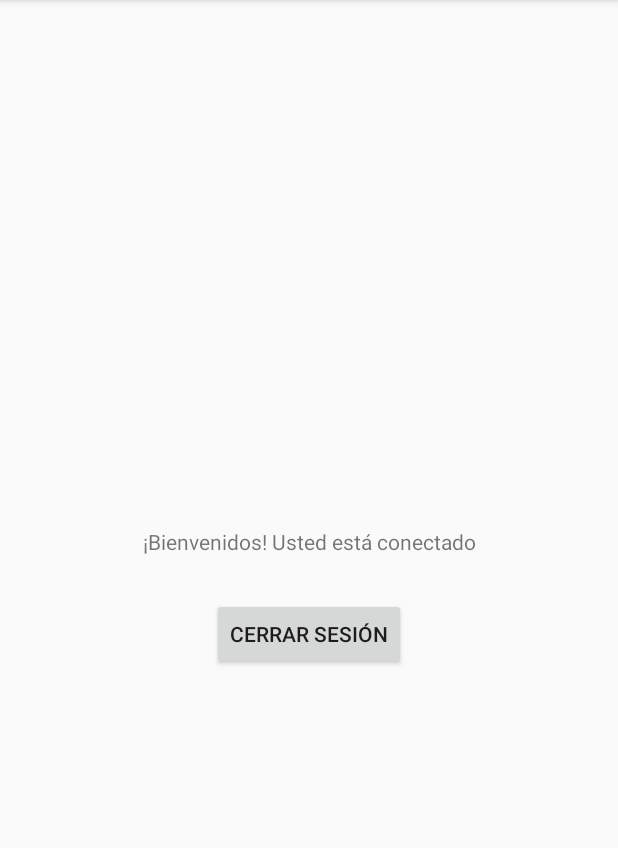
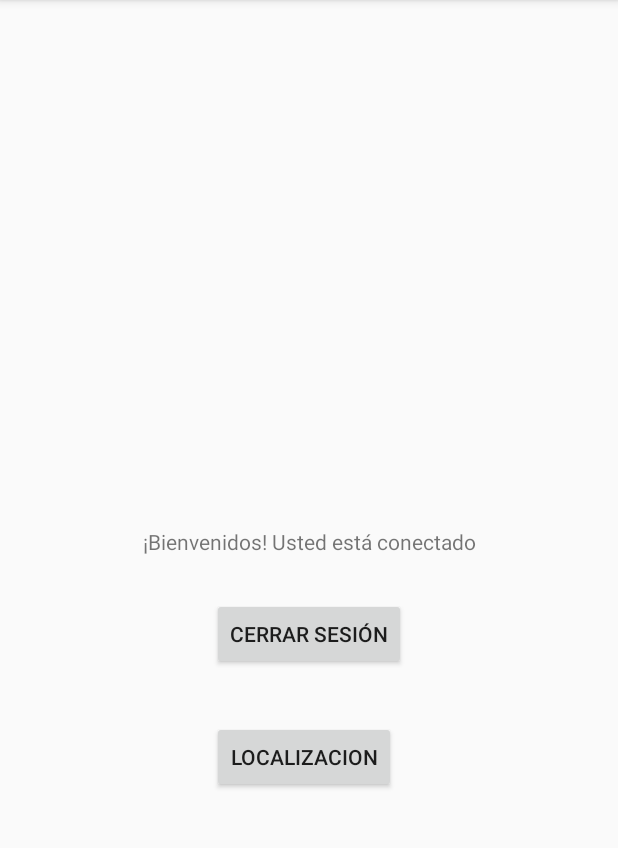
Before and after one commit to Fercho1992/AppProyectoFinal, an Android app: the HomeActivity screen opened directly, with no data from a screen before it, on a phone screen of 412 x 824 dp, the part 84-932 px from its top. Run offline under Robolectric (Android 15) with nearby library versions, the phone set to English and light mode, and no system bars; our stand-ins replace Firebase (no records; nobody signed in at launch, a user with empty details on screens opened directly).

```diff
--- a/app/build.gradle
+++ b/app/build.gradle
@@ -34,8 +34,12 @@ dependencies {
     implementation 'androidx.navigation:navigation-fragment:2.0.0'
     implementation 'androidx.navigation:navigation-ui:2.0.0'
     implementation 'androidx.lifecycle:lifecycle-extensions:2.2.0'
+    implementation 'com.google.firebase:firebase-auth:19.3.1'
+    implementation 'com.google.firebase:firebase-database:19.3.0'
+    implementation 'com.google.android.gms:play-services-location:17.0.0'
     testImplementation 'junit:junit:4.12'
     androidTestImplementation 'androidx.test.ext:junit:1.1.1'
     androidTestImplementation 'androidx.test.espresso:espresso-core:3.2.0'
-    implementation 'com.google.firebase:firebase-auth:19.3.1'
+
+
 }
--- a/app/src/main/AndroidManifest.xml
+++ b/app/src/main/AndroidManifest.xml
@@ -3,6 +3,9 @@
     package="com.fernandomoya.appproyectofinal">
 
     <uses-permission android:name="android.permission.INTERNET" />
+    <uses-permission android:name="android.permission.ACCESS_NETWORK_STATE" />
+    <uses-permission android:name="android.permission.ACCESS_COARSE_LOCATION" />
+    <uses-permission android:name="android.permission.ACCESS_FINE_LOCATION" />
 
     <application
         android:allowBackup="true"
--- a/app/src/main/java/com/fernandomoya/appproyectofinal/HomeActivity.java
+++ b/app/src/main/java/com/fernandomoya/appproyectofinal/HomeActivity.java
@@ -3,21 +3,51 @@ package com.fernandomoya.appproyectofinal;
 import androidx.appcompat.app.AppCompatActivity;
 
 import android.content.Intent;
+import android.location.Location;
 import android.os.Bundle;
+import android.util.Log;
 import android.view.View;
 import android.widget.Button;
 
+import com.google.android.gms.location.FusedLocationProviderClient;
+import com.google.android.gms.location.LocationServices;
+import com.google.android.gms.tasks.OnSuccessListener;
 import com.google.firebase.auth.FirebaseAuth;
+import com.google.firebase.database.DatabaseReference;
+import com.google.firebase.database.FirebaseDatabase;
+
+import java.util.HashMap;
+import java.util.Map;
 
 public class HomeActivity extends AppCompatActivity {
     Button btnLogout;
     FirebaseAuth mFirebaseAuth;
     private FirebaseAuth.AuthStateListener mAuthStateListener;
+    private FusedLocationProviderClient fusedLocationClient;
+    DatabaseReference mDatabase;
     @Override
     protected void onCreate(Bundle savedInstanceState) {
         super.onCreate(savedInstanceState);
         setContentView(R.layout.activity_home);
+        fusedLocationClient = LocationServices.getFusedLocationProviderClient(this);
+        mDatabase= FirebaseDatabase.getInstance().getReference();
         btnLogout = findViewById(R.id.logout);
+
+        fusedLocationClient.getLastLocation()
+                .addOnSuccessListener(this, new OnSuccessListener<Location>() {
+                    @Override
+                    public void onSuccess(Location location) {
+                        // Got last known location. In some rare situations this can be null.
+                        if (location != null) {
+                            Log.e("Latitud: ",+location.getLatitude()+" Longitud: "+ location.getLongitude());
+                            Map<String, Object> latlong= new HashMap<>();
+                            latlong.put("Latitud", location.getLatitude());
+                            latlong.put("Longitud", location.getLongitude());
+                            mDatabase.child("perros").push().setValue(latlong);
+
+                        }
+                    }
+                });
 
         btnLogout.setOnClickListener(new View.OnClickListener() {
             @Override
--- a/app/src/main/res/layout/activity_home.xml
+++ b/app/src/main/res/layout/activity_home.xml
@@ -31,4 +31,13 @@
         app:layout_constraintEnd_toEndOf="parent"
         app:layout_constraintStart_toStartOf="parent"
         app:layout_constraintTop_toBottomOf="@+id/textView2" />
+
+    <Button
+        android:id="@+id/button"
+        android:layout_width="wrap_content"
+        android:layout_height="wrap_content"
+        android:layout_marginTop="34dp"
+        android:text="Localizacion"
+        app:layout_constraintStart_toStartOf="@+id/logout"
+        app:layout_constraintTop_toBottomOf="@+id/logout" />
 </androidx.constraintlayout.widget.ConstraintLayout>
```
